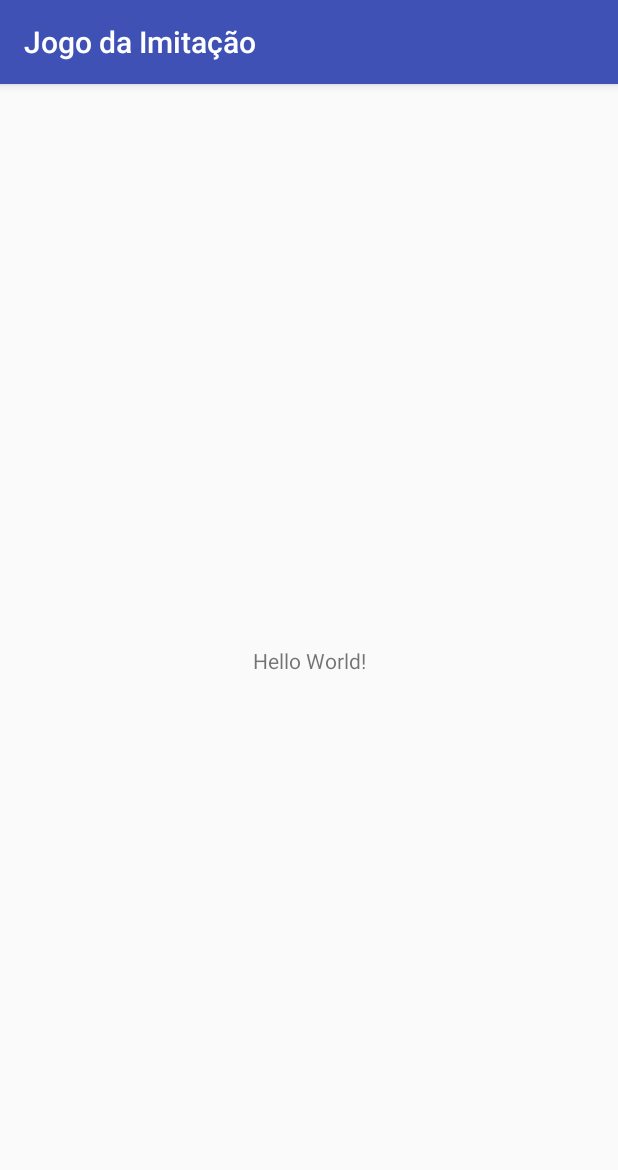
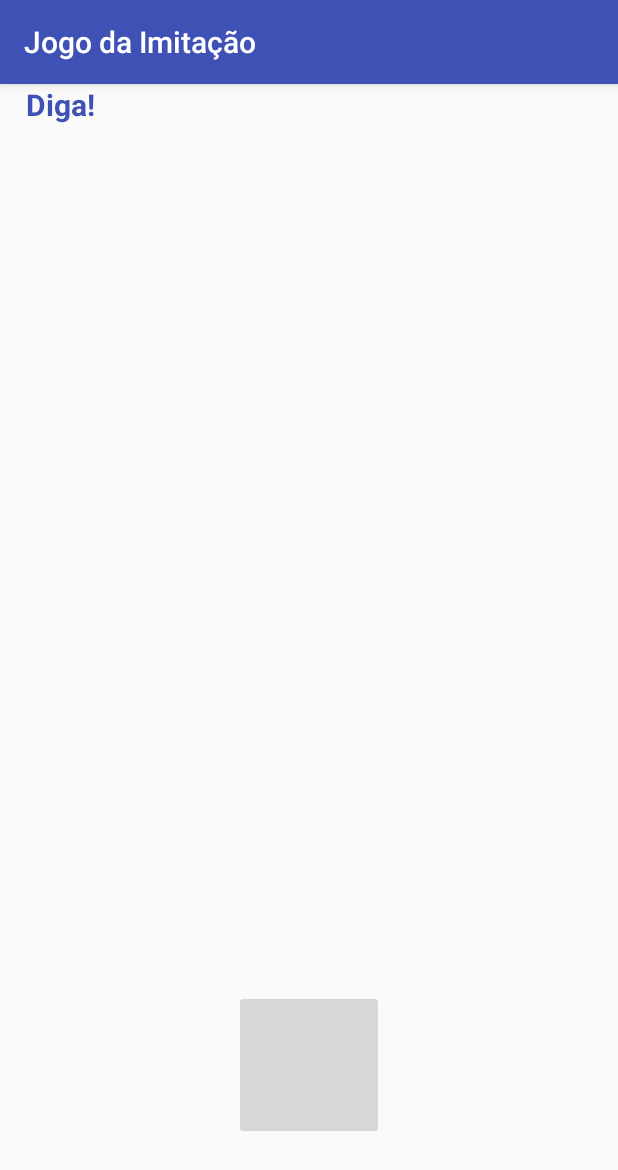
Before and after one commit to paulobazooka/jogo-da-imitacao, an Android app: the screen it shows after launch (MainActivity), on a phone screen of 412 x 824 dp. Shown: the top 1170 px of the screen. Run offline under Robolectric (Android 15) with nearby library versions, the phone set to English and light mode, and no system bars; libraries missing offline, so code that uses them is left out: apps.poo2017.com; 4 statements that could not run were skipped.

Commit message:
criação de objeto HolderView na classe main

```diff
--- a/app/src/main/java/apps/poo2017/com/br/jogodaimitao/MainActivity.java
+++ b/app/src/main/java/apps/poo2017/com/br/jogodaimitao/MainActivity.java
@@ -1,13 +1,33 @@
 package apps.poo2017.com.br.jogodaimitao;
 
+import android.annotation.SuppressLint;
+import android.app.ActionBar;
+import android.graphics.Color;
+import android.graphics.drawable.ColorDrawable;
+import android.graphics.drawable.Drawable;
+import android.support.constraint.ConstraintLayout;
 import android.support.v7.app.AppCompatActivity;
 import android.os.Bundle;
+import android.widget.ImageButton;
+import android.widget.TextView;
+
+import apps.poo2017.com.br.jogodaimitao.holderview.HolderView;
 
 public class MainActivity extends AppCompatActivity {
 
+    private HolderView holderView = new HolderView();
+
+    @SuppressLint("ResourceAsColor")
     @Override
     protected void onCreate(Bundle savedInstanceState) {
         super.onCreate(savedInstanceState);
         setContentView(R.layout.activity_main);
+
+        holderView.background = findViewById(R.id.title_panel);
+        holderView.actionBar = this.getActionBar();
+        holderView.imageButton = findViewById(R.id.imageButton);
+        holderView.textView = findViewById(R.id.textView);
+
+
     }
 }
--- a/app/src/main/res/layout/activity_main.xml
+++ b/app/src/main/res/layout/activity_main.xml
@@ -1,18 +1,42 @@
 <?xml version="1.0" encoding="utf-8"?>
-<android.support.constraint.ConstraintLayout xmlns:android="http://schemas.android.com/apk/res/android"
+<android.support.constraint.ConstraintLayout
+
+    xmlns:android="http://schemas.android.com/apk/res/android"
     xmlns:app="http://schemas.android.com/apk/res-auto"
     xmlns:tools="http://schemas.android.com/tools"
+    android:id="@+id/title_panel"
     android:layout_width="match_parent"
     android:layout_height="match_parent"
     tools:context="apps.poo2017.com.br.jogodaimitao.MainActivity">
 
+    <RelativeLayout
+        android:layout_width="match_parent"
+        android:layout_height="match_parent">
+
+        <ImageButton
+            android:id="@+id/imageButton"
+            android:layout_width="100dp"
+            android:layout_height="100dp"
+            android:layout_alignParentBottom="true"
+            android:layout_centerHorizontal="true"
+            android:layout_marginBottom="64dp" />
+
+    </RelativeLayout>
+
     <TextView
+        android:id="@+id/textView"
         android:layout_width="wrap_content"
         android:layout_height="wrap_content"
-        android:text="Hello World!"
+        android:text="Diga!"
+        android:textColor="@color/light_blue"
+        android:textSize="20sp"
+        android:textStyle="bold"
         app:layout_constraintBottom_toBottomOf="parent"
+        app:layout_constraintHorizontal_bias="0.047"
         app:layout_constraintLeft_toLeftOf="parent"
         app:layout_constraintRight_toRightOf="parent"
-        app:layout_constraintTop_toTopOf="parent" />
+        app:layout_constraintTop_toTopOf="parent"
+        app:layout_constraintVertical_bias="0.0" />
+
 
 </android.support.constraint.ConstraintLayout>
--- a/app/src/main/res/values/colors.xml
+++ b/app/src/main/res/values/colors.xml
@@ -1,6 +1,7 @@
 <?xml version="1.0" encoding="utf-8"?>
 <resources>
-    <color name="colorPrimary">#3F51B5</color>
-    <color name="colorPrimaryDark">#303F9F</color>
-    <color name="colorAccent">#FF4081</color>
+    <color name="light_blue">#3F51B5</color>
+    <color name="dark_blue">#303F9F</color>
+    <color name="pink">#FF4081</color>
+    <color name="red">#b31414</color>
 </resources>
--- a/app/src/main/res/values/styles.xml
+++ b/app/src/main/res/values/styles.xml
@@ -3,9 +3,9 @@
     <!-- Base application theme. -->
     <style name="AppTheme" parent="Theme.AppCompat.Light.DarkActionBar">
         <!-- Customize your theme here. -->
-        <item name="colorPrimary">@color/colorPrimary</item>
-        <item name="colorPrimaryDark">@color/colorPrimaryDark</item>
-        <item name="colorAccent">@color/colorAccent</item>
+        <item name="colorPrimary">@color/light_blue</item>
+        <item name="colorPrimaryDark">@color/dark_blue</item>
+        <item name="colorAccent">@color/pink</item>
     </style>
 
 </resources>
```
Also changed, not shown: app/src/main/res/app_icon.png (added), app/src/main/res/headphone.png (added), app/src/main/res/microphone.png (added), app/src/main/res/mipmap-hdpi/app_icon.png (added), app/src/main/res/mipmap-hdpi/headphone.png (added), app/src/main/res/mipmap-hdpi/microphone.png (added), app/src/main/res/mipmap-hdpi/rec.png (added), app/src/main/res/rec.png (added).
